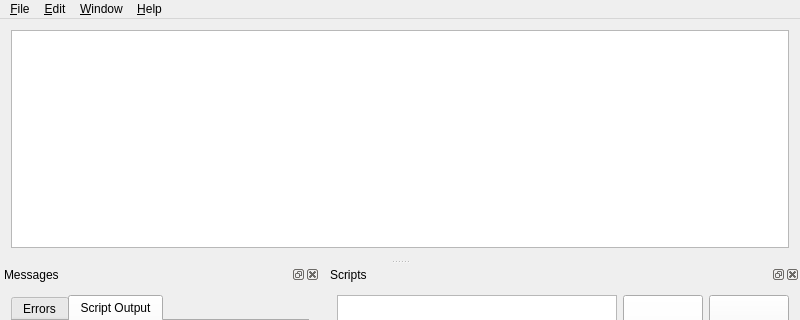
damaki/Turtyl, file forms/mainwindow.ui: the form before one commit; both pictures show x 0 to 800 and y 0 to 320 of the 800 by 600 pixel window.
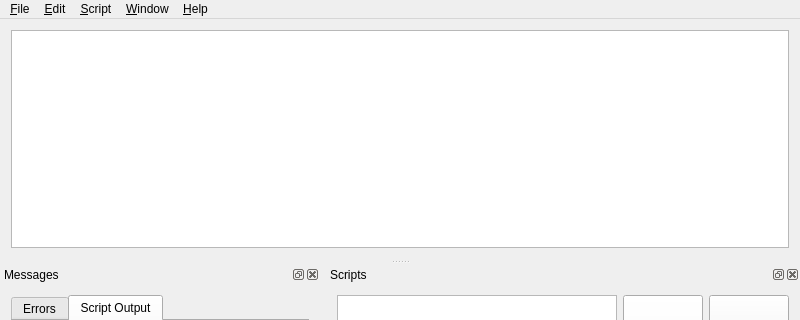
The form after the commit. The open tabs and pages were chosen to show the change.

Commit message: Add menus & shortcuts to control to control script execution.

Patch:
```diff
--- a/forms/mainwindow.ui
+++ b/forms/mainwindow.ui
@@ -82,8 +82,17 @@
     <addaction name="menu_Output_Panes"/>
     <addaction name="actionShow_Script"/>
    </widget>
+   <widget class="QMenu" name="menu_Script">
+    <property name="title">
+     <string>&amp;Script</string>
+    </property>
+    <addaction name="action_Run"/>
+    <addaction name="action_Pause"/>
+    <addaction name="action_Halt"/>
+   </widget>
    <addaction name="menuLuogo"/>
    <addaction name="menu_Edit"/>
+   <addaction name="menu_Script"/>
    <addaction name="menu_View"/>
    <addaction name="menu_Help"/>
   </widget>
```
Left out of the diff: 108 changed lines with no effect on the pictures. The commit also changes 1 other file.
